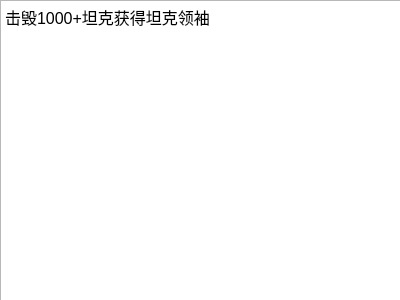
anlowee/TankGame, file TankGame/number_5.ui: the form before one commit.
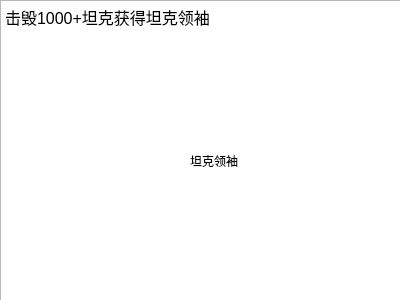
The form after the commit. Icons and pictures are not drawn.

The edit to the form file:
```diff
--- a/TankGame/number_5.ui
+++ b/TankGame/number_5.ui
@@ -30,6 +30,22 @@
 &lt;p style=&quot; margin-top:12px; margin-bottom:12px; margin-left:0px; margin-right:0px; -qt-block-indent:0; text-indent:0px;&quot;&gt;&lt;span style=&quot; font-family:'宋体'; font-size:12pt;&quot;&gt;击毁1000+坦克获得坦克领袖&lt;/span&gt;&lt;span style=&quot; font-family:'Calibri'; font-size:12pt;&quot;&gt;&lt;br /&gt;&lt;/span&gt;&lt;/p&gt;&lt;/body&gt;&lt;/html&gt;</string>
    </property>
   </widget>
+  <widget class="QLabel" name="label">
+   <property name="geometry">
+    <rect>
+     <x>190</x>
+     <y>110</y>
+     <width>81</width>
+     <height>101</height>
+    </rect>
+   </property>
+   <property name="styleSheet">
+    <string notr="true">border-image: url(:/sample/photo/honor/honor_5bg.png);</string>
+   </property>
+   <property name="text">
+    <string>坦克领袖</string>
+   </property>
+  </widget>
  </widget>
  <resources/>
  <connections/>
```
